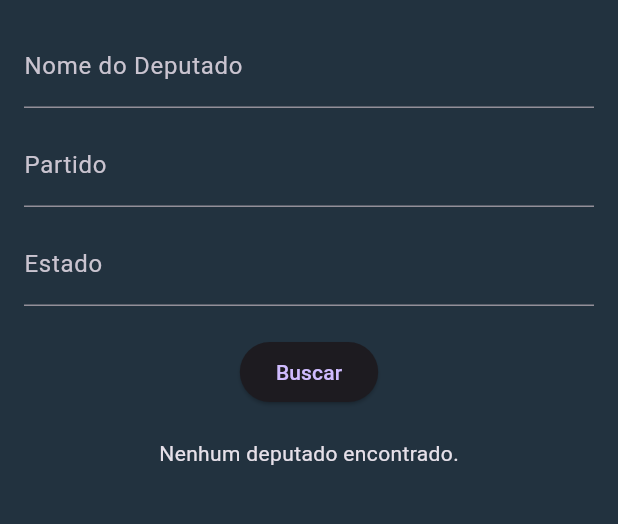
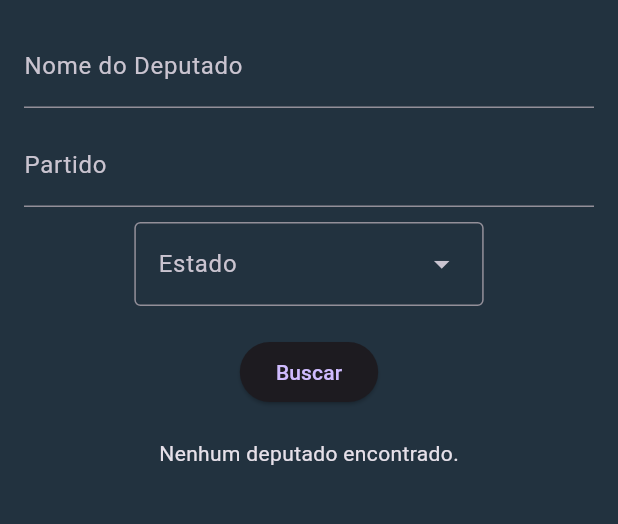
Before and after one commit to Giovana04/CamaraDeputados, a Flutter app: the BuscaDeputadosPage screen opened by its route, on a phone screen of 412 x 824 dp, the part 84-608 px from its top. Run offline on Flutter 3.47's test engine with Material 3 defaults, Android fonts, the phone set to English and light mode, and no system bars.

Commit message:
estado mudado para um dropmenu

```diff
--- a/camara_dos_deputados/lib/view/busca_deputados_page.dart
+++ b/camara_dos_deputados/lib/view/busca_deputados_page.dart
@@ -185,9 +185,43 @@ class _BuscaDeputadosPageState extends State<BuscaDeputadosPage> {
               decoration: InputDecoration(labelText: "Partido"),
             ),
             SizedBox(height: 10),
-            TextField(
+            DropdownMenu(
               controller: _estadoController,
-              decoration: InputDecoration(labelText: "Estado"),
+              initialSelection: null,
+              label: const Text('Estado'),
+              menuStyle: MenuStyle(
+                alignment: Alignment.center,
+              ),
+              dropdownMenuEntries: const [
+                DropdownMenuEntry(value: '', label: 'Selecione um estado'),
+                DropdownMenuEntry(value: 'AC', label: 'Acre'),
+                DropdownMenuEntry(value: 'AL', label: 'Alagoas'),
+                DropdownMenuEntry(value: 'AP', label: 'Amapá'),
+                DropdownMenuEntry(value: 'AM', label: 'Amazonas'),
+                DropdownMenuEntry(value: 'BA', label: 'Bahia'),
+                DropdownMenuEntry(value: 'CE', label: 'Ceará'),
+                DropdownMenuEntry(value: 'DF', label: 'Distrito Federal'),
+                DropdownMenuEntry(value: 'ES', label: 'Espírito Santo'),
+                DropdownMenuEntry(value: 'GO', label: 'Goiás'),
+                DropdownMenuEntry(value: 'MA', label: 'Maranhão'),
+                DropdownMenuEntry(value: 'MT', label: 'Mato Grosso'),
+                DropdownMenuEntry(value: 'MS', label: 'Mato Grosso do Sul'),
+                DropdownMenuEntry(value: 'MG', label: 'Minas Gerais'),
+                DropdownMenuEntry(value: 'PA', label: 'Pará'),
+                DropdownMenuEntry(value: 'PB', label: 'Paraíba'),
+                DropdownMenuEntry(value: 'PR', label: 'Paraná'),
+                DropdownMenuEntry(value: 'PE', label: 'Pernambuco'),
+                DropdownMenuEntry(value: 'PI', label: 'Piauí'),
+                DropdownMenuEntry(value: 'RJ', label: 'Rio de Janeiro'),
+                DropdownMenuEntry(value: 'RN', label: 'Rio Grande do Norte'),
+                DropdownMenuEntry(value: 'RS', label: 'Rio Grande do Sul'),
+                DropdownMenuEntry(value: 'RO', label: 'Rondônia'),
+                DropdownMenuEntry(value: 'RR', label: 'Roraima'),
+                DropdownMenuEntry(value: 'SC', label: 'Santa Catarina'),
+                DropdownMenuEntry(value: 'SP', label: 'São Paulo'),
+                DropdownMenuEntry(value: 'SE', label: 'Sergipe'),
+                DropdownMenuEntry(value: 'TO', label: 'Tocantins'),
+              ],
             ),
             SizedBox(height: 20),
             ElevatedButton(onPressed: _buscaDeputados, child: Text("Buscar")),
```
